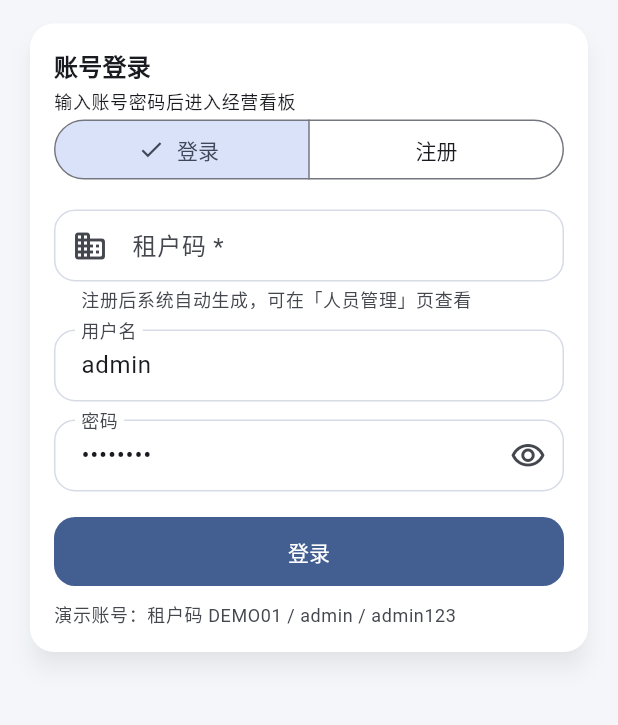
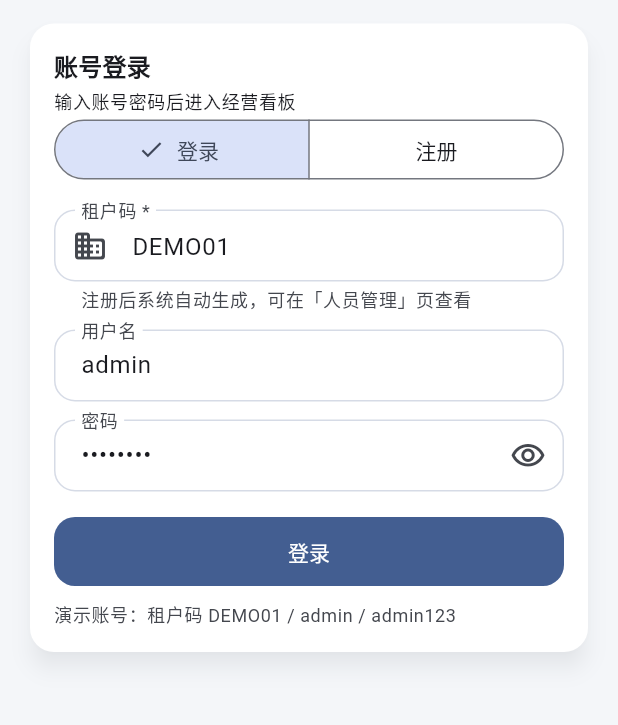
Before and after one commit to Drac0nids/jxc, a Flutter app: the screen it shows after launch, on a phone screen of 412 x 824 dp, the part 350-1075 px from its top. Run offline on Flutter 3.47's test engine with Material 3 defaults, Android fonts, the phone set to English and light mode, and no system bars; our stand-ins replace dio, fl_chart, shared_preferences; missing offline and left inert: mobile_scanner; accounts and stored records are empty.

Commit message:
ux: prefill DEMO01 as default tenant code for testing
Avoids manual re-entry after fresh installs during testing phase.

```diff
--- a/app/lib/src/features/auth/presentation/auth_page.dart
+++ b/app/lib/src/features/auth/presentation/auth_page.dart
@@ -23,7 +23,7 @@ class _AuthPageState extends State<AuthPage> {
   bool _isRegisterMode = false;
   bool _obscurePassword = true;
 
-  final TextEditingController _tenantCodeController = TextEditingController();
+  final TextEditingController _tenantCodeController = TextEditingController(text: 'DEMO01');
   final TextEditingController _tenantNameController = TextEditingController();
   final TextEditingController _usernameController =
       TextEditingController(text: 'admin');
```
Also changed, not shown: 1 other file.
